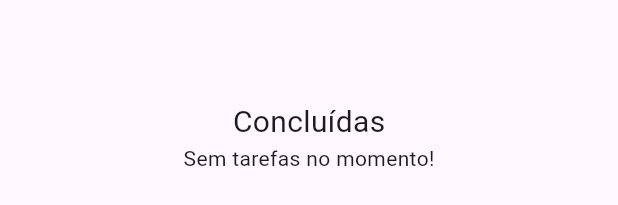
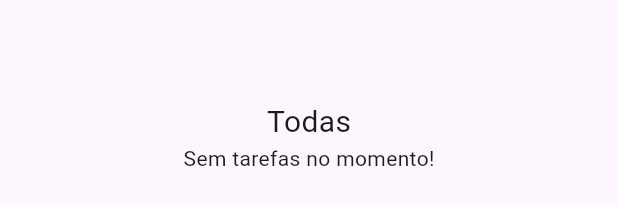
Before and after one commit to 3DUTEX/lista-de-tarefas-flutter, a Flutter app: the AllActivity widget shown alone on an empty page, opened directly, on a phone screen of 412 x 824 dp. Shown: the part 481-686 px from the top of the screen. Run offline on Flutter 3.47's test engine with Material 3 defaults, Android fonts, the phone set to English and light mode, and no system bars; our stand-ins replace sqflite; accounts and stored records are empty.

Commit message:
atualizar repositório

```diff
--- a/lib/activities/all_activity.dart
+++ b/lib/activities/all_activity.dart
@@ -44,7 +44,6 @@ class _AllActivityState extends State<AllActivity> {
 
           // se tiver dados
           return Container(
-            color: const Color(0xFFe9e9e9),
             padding: const EdgeInsets.all(5),
             child: ListView.builder(
                 itemCount: snapshot.data!.length,
@@ -130,7 +129,7 @@ class SemTarefas extends StatelessWidget {
         crossAxisAlignment: CrossAxisAlignment.center,
         children: [
           Text(
-            "Concluídas",
+            "Todas",
             style: TextStyle(fontSize: 20),
           ),
           Text("Sem tarefas no momento!")
```
Also changed, not shown: 1 other file.
